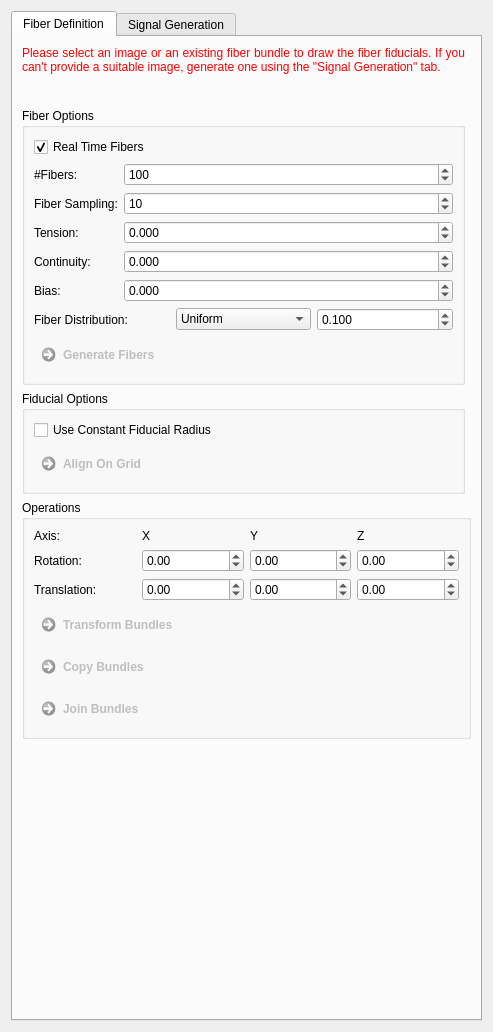
First picture: the form in Plugins/org.mitk.gui.qt.diffusionimaging/src/internal/QmitkFiberfoxViewControls.ui, repository MITK/MITK, before the edit.
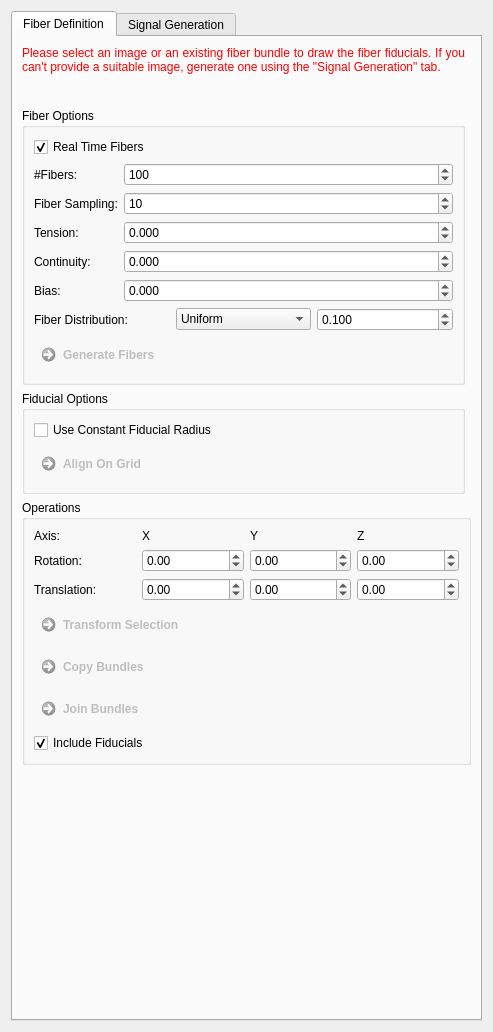
Second picture: the form after the edit. Icons and pictures are not drawn.

Commit message: implemented transformation of fiducials together with wibers or alone

```diff
--- a/Plugins/org.mitk.gui.qt.diffusionimaging/src/internal/QmitkFiberfoxViewControls.ui
+++ b/Plugins/org.mitk.gui.qt.diffusionimaging/src/internal/QmitkFiberfoxViewControls.ui
@@ -103,7 +103,7 @@
              <bool>false</bool>
             </property>
             <property name="text">
-             <string>Transform Bundles</string>
+             <string>Transform Selection</string>
             </property>
            </widget>
           </item>
@@ -352,6 +352,19 @@
             </property>
            </widget>
           </item>
+          <item row="6" column="0">
+           <widget class="QCheckBox" name="m_IncludeFiducials">
+            <property name="toolTip">
+             <string>If checked, the fiducials belonging to the modified bundle are also modified.</string>
+            </property>
+            <property name="text">
+             <string>Include Fiducials</string>
+            </property>
+            <property name="checked">
+             <bool>true</bool>
+            </property>
+           </widget>
+          </item>
          </layout>
         </widget>
        </item>
```
Left out of the diff: 252 changed lines with no effect on the pictures. The commit also changes 2 other files.
